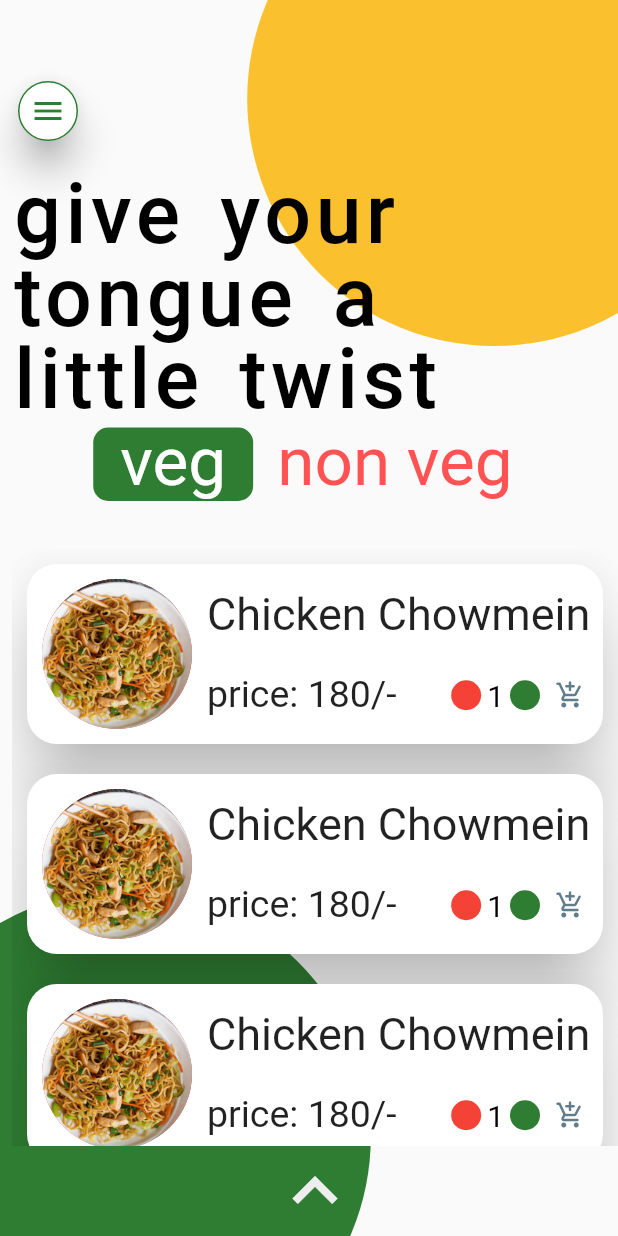
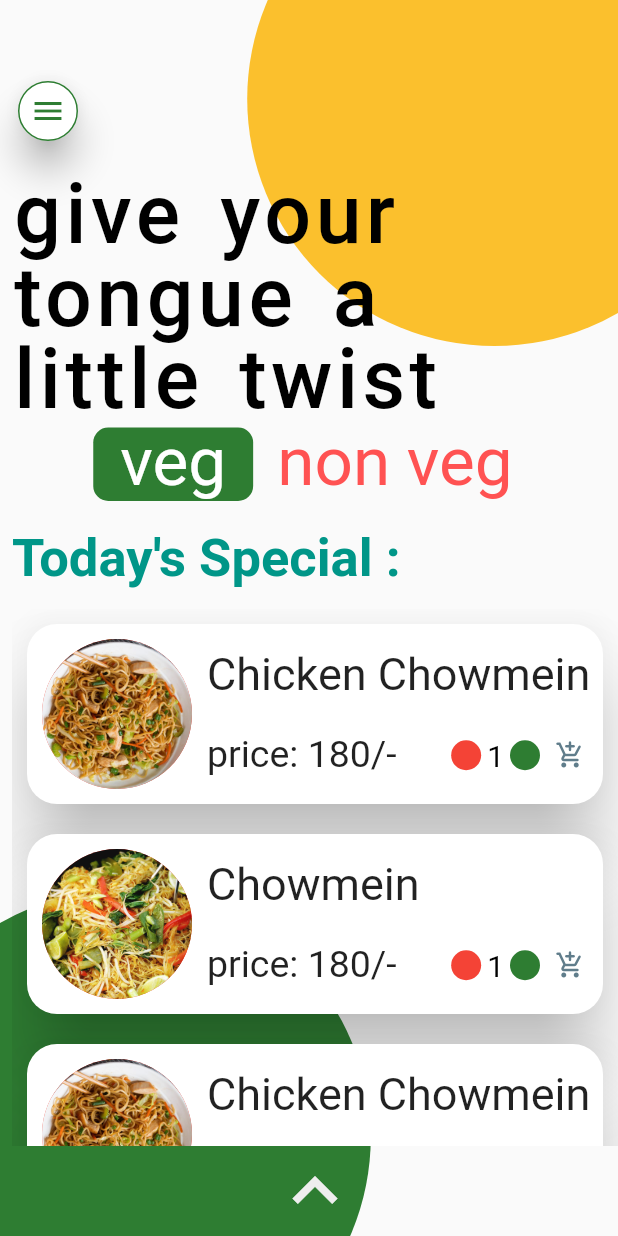
Before and after one commit to samrat19/Flutter_foodapp, a Flutter app: the screen it shows after launch, on a phone screen of 412 x 824 dp. Run offline on Flutter 3.47's test engine with Material 2 defaults, Android fonts, the phone set to English and light mode, and no system bars; our stand-ins replace google_fonts; Roboto replaces fonts that are missing (Sacramento).

```diff
--- a/lib/screen/today_special_screen.dart
+++ b/lib/screen/today_special_screen.dart
@@ -69,8 +69,15 @@ class _TodaySpecialScreenState extends State<TodaySpecialScreen> {
                   CaptionText(),
                   /*here goes the genres*/
                   beverageType(),
+                  SizedBox(height: 20.0,),
+                  Text('Today\'s Special :',style: GoogleFonts.sacramento(
+                    height: 1.0,
+                    fontSize: 35.0,
+                    fontWeight: FontWeight.bold,
+                    color: isVeg?Colors.teal:Colors.redAccent,
+                  ),),
                   SizedBox(
-                    height: 30.0,
+                    height: 15.0,
                   ),
                   /*here goes the item list*/
                   Expanded(
@@ -78,7 +85,7 @@ class _TodaySpecialScreenState extends State<TodaySpecialScreen> {
                     child: NotificationListener(
                       child: ListView(
                         controller: scrollController,
-                        padding: EdgeInsets.all(0.0),
+                        padding: EdgeInsets.only(top:0.0),
                         physics: BouncingScrollPhysics(),
                         children: foodItems.map((foodItem) => DisplayFoodItem(foodItem: foodItem)).toList(),
                       ),
--- a/lib/test_elements.dart
+++ b/lib/test_elements.dart
@@ -15,8 +15,8 @@ List<FoodItemModel> foodItems = [
     isCarted: false,
     quantity: 1,
     id: 2,
-    imagePath: 'asset/chicken-chowmein.jpg',
-    itemName: 'Chicken Chowmein',
+    imagePath: 'asset/chowmein.jpg',
+    itemName: 'Chowmein',
     itemPrice: '180/-',
     foodDetails: demoText,
   ),
@@ -33,8 +33,8 @@ List<FoodItemModel> foodItems = [
     isCarted: false,
     quantity: 1,
     id: 4,
-    imagePath: 'asset/chicken-chowmein.jpg',
-    itemName: 'Chicken Chowmein',
+    imagePath: 'asset/chowmein.jpg',
+    itemName: 'Mixed Chowmein',
     itemPrice: '180/-',
     foodDetails: demoText,
   ),
```
Also changed, not shown: asset/chicken-fried-rice.jpg (deleted), asset/chicken-sandwich.jpg (deleted), asset/chicken-tandori.jpg (deleted), asset/chilli-chicken.jpg (deleted), asset/dal-makhani.jpg (deleted), asset/egg_Curry.jpg (deleted), asset/food.jpeg (deleted), asset/food.jpg (deleted), asset/jeera-Rice.jpg (deleted), asset/mixed-fried-rice.jpg (deleted), asset/mutton-biryani.jpg (deleted), asset/paneer-butter-masala.jpg (deleted), asset/paneer.jpg (deleted), asset/splash.jpg (deleted), 4 more files.
